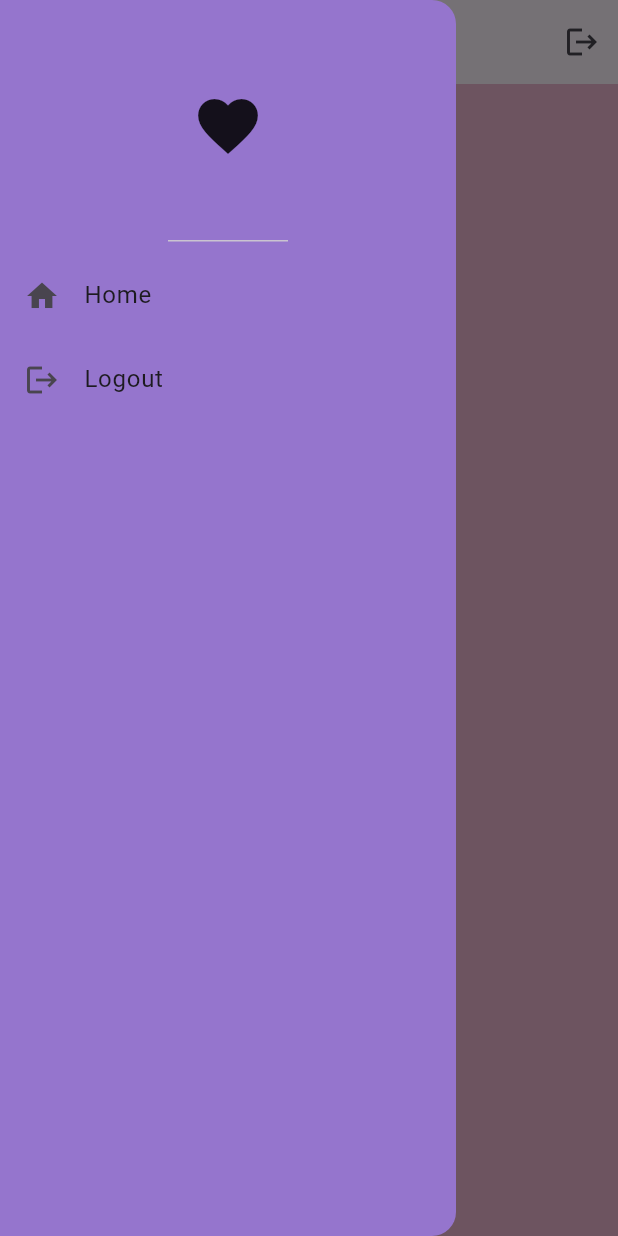
After one commit to asilbbc/secod, a Flutter app: the HomePage screen opened by its route, with the side drawer open, on a phone screen of 412 x 824 dp. The commit adds this screen. Run offline on Flutter 3.47's test engine with Material 3 defaults, Android fonts, the phone set to English and light mode, and no system bars.

Commit message:
login page home page

```diff
--- /dev/null
+++ b/lib/components/drawer.dart
@@ -0,0 +1,44 @@
+// ignore_for_file: prefer_const_constructors, prefer_const_literals_to_create_immutables
+
+import 'package:flutter/material.dart';
+
+class MyDrawer extends StatelessWidget {
+  const MyDrawer({super.key});
+
+  @override
+  Widget build(BuildContext context) {
+    return Drawer(
+      backgroundColor: Colors.deepPurple[300],
+      child: Column(
+        children: [
+          DrawerHeader(
+            child: Icon(
+              Icons.favorite,
+              size: 48,
+            ),
+          ),
+          ListTile(
+            leading: Icon(
+              Icons.home,
+              size: 24,
+            ),
+            title: Text('Home'),
+            onTap: () {
+              Navigator.pushNamed(context, '/homePage');
+            },
+          ),
+          ListTile(
+            leading: Icon(
+              Icons.logout,
+              size: 24,
+            ),
+            title: Text('Logout'),
+            onTap: () {
+              Navigator.pushNamed(context, '/loginPage');
+            },
+          ),
+        ],
+      ),
+    );
+  }
+}
--- a/lib/main.dart
+++ b/lib/main.dart
@@ -1,5 +1,6 @@
 import 'package:flutter/material.dart';
 import 'package:secod/pages/login.dart';
+import 'package:secod/pages/home.dart';
 
 void main() {
   runApp(const MyApp());
@@ -13,6 +14,11 @@ class MyApp extends StatelessWidget {
     return MaterialApp(
       debugShowCheckedModeBanner: false,
       home: LoginPage(),
+      title: 'Flutter Time',
+      routes: {
+        '/loginPage': (context) => LoginPage(),
+        '/homePage': (context) => const HomePage(),
+      },
     );
   }
 }
--- /dev/null
+++ b/lib/pages/home.dart
@@ -0,0 +1,36 @@
+// ignore_for_file: prefer_const_constructors
+
+import 'package:flutter/material.dart';
+import 'package:secod/components/drawer.dart';
+
+class HomePage extends StatelessWidget {
+  const HomePage({super.key});
+
+  @override
+  Widget build(BuildContext context) {
+    return Scaffold(
+      appBar: AppBar(
+        title: const Text('Home Page'),
+        actions: [
+          IconButton(
+            onPressed: () {
+              Navigator.pop(context);
+              Navigator.pushNamed(context, '/loginPage');
+            },
+            icon: Icon(Icons.logout),
+          ),
+        ],
+      ),
+      drawer: MyDrawer(),
+      backgroundColor: const Color.fromARGB(255, 237, 183, 210),
+      body: Center(
+        child: Column(
+          mainAxisAlignment: MainAxisAlignment.center,
+          children: const [
+            Text('hey')
+          ],
+        ),
+      ),
+    );
+  }
+}
```
Also changed, not shown: lib/pages/login.dart (+24 -4 lines).
